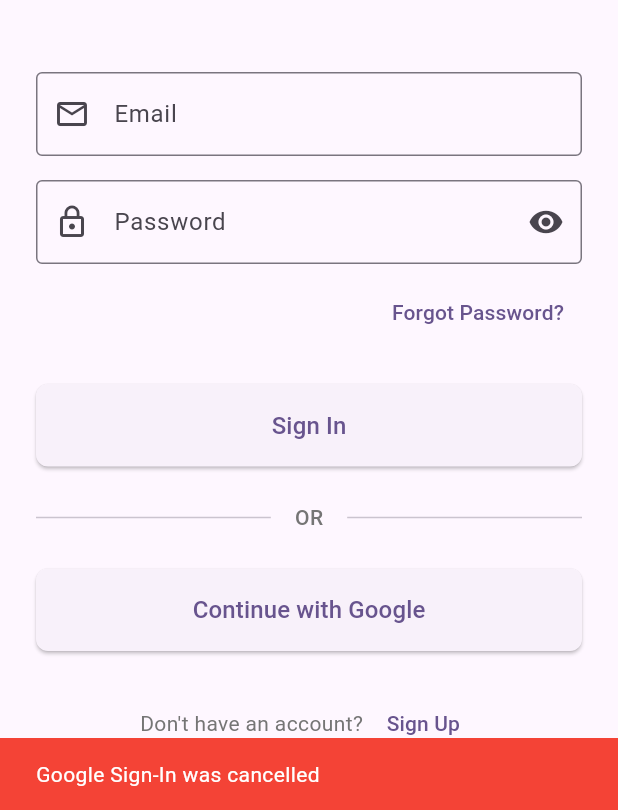
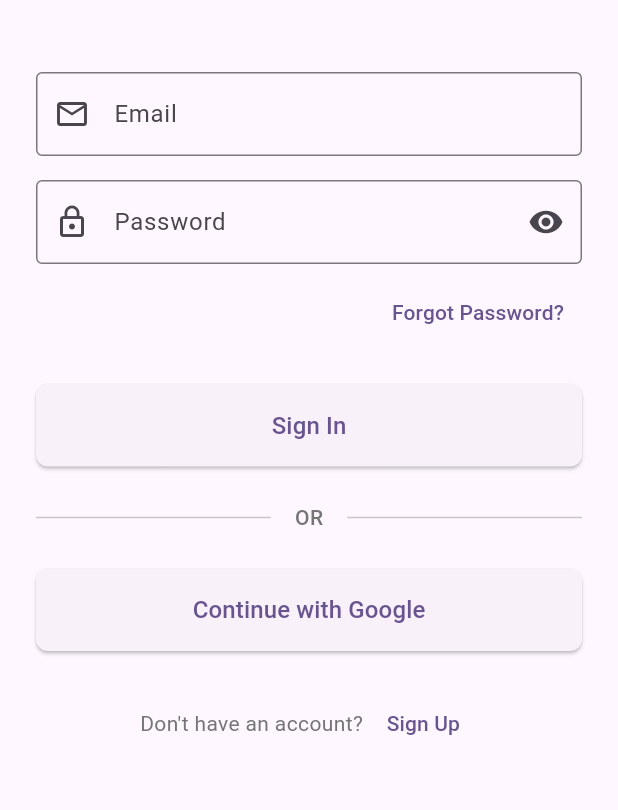
Before and after one commit to Virenvkj/todoeasy, a Flutter app: the screen it shows after launch, after a tap on "Continue with Google", on a phone screen of 412 x 824 dp, the part 426-1236 px from its top. Run offline on Flutter 3.47's test engine with Material 3 defaults, Android fonts, the phone set to English and light mode, and no system bars; our stand-ins replace cloud_firestore, firebase_auth, firebase_core, google_sign_in; accounts and stored records are empty.

Commit message:
feat: finish google sign in

```diff
--- a/lib/presentation/authentication/login_screen.dart
+++ b/lib/presentation/authentication/login_screen.dart
@@ -1,11 +1,13 @@
-import 'dart:developer';
-
+import 'package:cloud_firestore/cloud_firestore.dart';
 import 'package:firebase_auth/firebase_auth.dart';
 import 'package:flutter/material.dart';
-import 'package:flutter/services.dart';
 import 'package:google_sign_in/google_sign_in.dart';
 import 'package:todoeasy/presentation/authentication/registration_screen.dart';
+import 'package:todoeasy/presentation/home/home_screen.dart';
 import 'package:todoeasy/utils/app_constants.dart';
+import 'package:todoeasy/utils/firestore_collections.dart';
+
+import '../../models/user_details.dart';
 
 class LoginScreen extends StatefulWidget {
   const LoginScreen({super.key});
@@ -61,100 +63,50 @@ class _LoginScreenState extends State<LoginScreen> {
     });
 
     try {
-      // First, sign out any existing Google account to force account picker
-      await googleSignIn.signOut();
+      final googleUser = await googleSignIn.signIn();
 
-      // Trigger the authentication flow
-      final GoogleSignInAccount? googleUser = await googleSignIn.signIn();
-
-      // If user cancels the sign-in
       if (googleUser == null) {
         setState(() {
           _isLoading = false;
         });
-        AppConstans.showSnackBar(
-          context,
-          message: 'Google Sign-In was cancelled',
-          isSuccess: false,
-        );
         return;
       }
 
-      // Obtain the auth details from the request
-      final GoogleSignInAuthentication googleAuth = await googleUser.authentication;
+      final googleAuth = await googleUser.authentication;
 
-      // Create a new credential
       final credential = GoogleAuthProvider.credential(
         accessToken: googleAuth.accessToken,
         idToken: googleAuth.idToken,
       );
 
-      // Sign in to Firebase with the Google credential
-      await firebaseAuth.signInWithCredential(credential);
+      final userCred = await firebaseAuth.signInWithCredential(credential);
+      final firebaseUser = userCred.user;
+
+      if (firebaseUser == null) return;
+
+      await _storeUserData(
+        userDetails: UserDetails(
+          uid: firebaseUser.uid,
+          email: firebaseUser.email,
+          isGuest: false,
+          firstName: firebaseUser.displayName?.split(' ').first,
+          lastName: firebaseUser.displayName?.split(' ').last,
+        ),
+      );
 
       if (!mounted) return;
-
       AppConstans.showSnackBar(
         context,
         message: 'Google Sign-In successful!',
         isSuccess: true,
       );
-    } on FirebaseAuthException catch (e) {
-      String errorMessage;
-      switch (e.code) {
-        case 'account-exists-with-different-credential':
-          errorMessage = 'An account already exists with the same email address but different sign-in credentials.';
-          break;
-        case 'invalid-credential':
-          errorMessage = 'The credential received is malformed or has expired.';
-          break;
-        case 'operation-not-allowed':
-          errorMessage = 'Google Sign-In is not enabled for this project.';
-          break;
-        case 'user-disabled':
-          errorMessage = 'The user account has been disabled.';
-          break;
-        default:
-          errorMessage = 'Firebase Auth error: ${e.message}';
-      }
-
-      log('Firebase Auth Exception: ${e.code} - ${e.message}');
-      if (mounted) {
-        AppConstans.showSnackBar(
+      Navigator.push(
         context,
-          message: errorMessage,
-          isSuccess: false,
+        MaterialPageRoute(
+          builder: (context) => const HomeScreen(),
+        ),
       );
-      }
-    } on PlatformException catch (e) {
-      String errorMessage;
-      switch (e.code) {
-        case 'sign_in_failed':
-          errorMessage = 'Google Sign-In failed. Error details: ${e.details}. Code: ${e.code}. Message: ${e.message}';
-          break;
-        case 'sign_in_canceled':
-          errorMessage = 'Google Sign-In was cancelled.';
-          break;
-        case 'sign_in_required':
-          errorMessage = 'Google Sign-In is required.';
-          break;
-        case 'network_error':
-          errorMessage = 'Network error. Please check your connection.';
-          break;
-        default:
-          errorMessage = 'Google Sign-In error: ${e.message ?? e.code}. Details: ${e.details}';
-      }
-
-      log('Google Sign-In Platform Exception: ${e.code} - ${e.message} - Details: ${e.details}');
-      if (mounted) {
-        AppConstans.showSnackBar(
-          context,
-          message: errorMessage,
-          isSuccess: false,
-        );
-      }
     } catch (e) {
-      log('General Exception: ${e.toString()}');
       if (mounted) {
         AppConstans.showSnackBar(
           context,
@@ -169,6 +121,31 @@ class _LoginScreenState extends State<LoginScreen> {
         });
       }
     }
+  }
+
+  Future<void> _storeUserData({
+    required UserDetails userDetails,
+  }) async {
+    final firestore = FirebaseFirestore.instance;
+
+    final docRef = await firestore
+        .collection(FirestoreCollections.userCollection)
+        .doc(userDetails.uid)
+        .get();
+
+    if (docRef.exists) return;
+
+    await firestore
+        .collection(FirestoreCollections.userCollection)
+        .doc(userDetails.uid)
+        .set(
+          userDetails.toJson(),
+        );
+
+    await firestore
+        .collection(FirestoreCollections.todoListCollection)
+        .doc(userDetails.uid)
+        .set({});
   }
 
   Future<void> _handleSignIn() async {
@@ -231,7 +208,9 @@ class _LoginScreenState extends State<LoginScreen> {
   Widget build(BuildContext context) {
     return Scaffold(
       body: SafeArea(
-        child: SingleChildScrollView(
+        child: Stack(
+          children: [
+            SingleChildScrollView(
               padding: const EdgeInsets.all(24.0),
               child: Form(
                 key: _formKey,
@@ -252,7 +231,8 @@ class _LoginScreenState extends State<LoginScreen> {
                     // Welcome text
                     Text(
                       'Welcome Back',
-                  style: Theme.of(context).textTheme.headlineMedium?.copyWith(
+                      style:
+                          Theme.of(context).textTheme.headlineMedium?.copyWith(
                                 fontWeight: FontWeight.bold,
                               ),
                       textAlign: TextAlign.center,
@@ -340,13 +320,7 @@ class _LoginScreenState extends State<LoginScreen> {
                           borderRadius: BorderRadius.circular(8),
                         ),
                       ),
-                  child: _isLoading
-                      ? const SizedBox(
-                          height: 20,
-                          width: 20,
-                          child: CircularProgressIndicator(strokeWidth: 2),
-                        )
-                      : const Text(
+                      child: const Text(
                         'Sign In',
                         style: TextStyle(fontSize: 16),
                       ),
@@ -383,13 +357,7 @@ class _LoginScreenState extends State<LoginScreen> {
                           borderRadius: BorderRadius.circular(8),
                         ),
                       ),
-                  child: _isLoading
-                      ? const SizedBox(
-                          height: 20,
-                          width: 20,
-                          child: CircularProgressIndicator(strokeWidth: 2),
-                        )
-                      : const Text(
+                      child: const Text(
                         'Continue with Google',
                         style: TextStyle(fontSize: 16),
                       ),
@@ -415,6 +383,17 @@ class _LoginScreenState extends State<LoginScreen> {
                 ),
               ),
             ),
+            Visibility(
+              visible: _isLoading,
+              child: ColoredBox(
+                color: Colors.black.withOpacity(0.3),
+                child: const Center(
+                  child: CircularProgressIndicator(),
+                ),
+              ),
+            ),
+          ],
+        ),
       ),
     );
   }
--- a/lib/presentation/home/profile_screen.dart
+++ b/lib/presentation/home/profile_screen.dart
@@ -1,6 +1,7 @@
 import 'package:cloud_firestore/cloud_firestore.dart';
 import 'package:firebase_auth/firebase_auth.dart';
 import 'package:flutter/material.dart';
+import 'package:google_sign_in/google_sign_in.dart';
 import 'package:todoeasy/models/user_details.dart';
 import 'package:todoeasy/presentation/authentication/login_screen.dart';
 import 'package:todoeasy/utils/app_constants.dart';
@@ -21,6 +22,7 @@ class _ProfileScreenState extends State<ProfileScreen> {
   late TextEditingController firstNameController;
   late TextEditingController lastNameController;
   final currentUser = FirebaseAuth.instance.currentUser;
+  final googleSignIn = GoogleSignIn();
 
   Future<void> fetchUserProfile() async {
     setState(() {
@@ -51,36 +53,6 @@ class _ProfileScreenState extends State<ProfileScreen> {
     }
   }
 
-  /// Approch #1
-  // Future<void> _saveProfile() async {
-  //   final firestore = FirebaseFirestore.instance;
-
-  //   await firestore
-  //       .collection(FirestoreCollections.userCollection)
-  //       .doc(currentUser?.uid)
-  //       .update({
-  //         'firstName' : firstNameController.text.trim(),
-  //         'lastName' : lastNameController.text.trim(),
-  //       });
-  // }
-
-  /// Approach #2
-  // Future<void> _saveProfile() async {
-  //   final firestore = FirebaseFirestore.instance;
-  //   final newUserProfile = currentUserDetails?.copyWith(
-  //     firstName: firstNameController.text.trim(),
-  //     lastName: lastNameController.text.trim(),
-  //   );
-
-  //   if (newUserProfile == null) return;
-
-  //   await firestore
-  //       .collection(FirestoreCollections.userCollection)
-  //       .doc(currentUser?.uid)
-  //       .update(newUserProfile.profileNameToJson());
-  // }
-
-  /// Approach #3
   Future<void> _saveProfile() async {
     setState(() {
       _isLoading = true;
@@ -108,6 +80,7 @@ class _ProfileScreenState extends State<ProfileScreen> {
   Future<void> _logout() async {
     try {
       await FirebaseAuth.instance.signOut();
+      await googleSignIn.signOut();
 
       if (!mounted) return;
       Navigator.of(context).pushAndRemoveUntil(
```
Lines whose indentation alone changed are shown as unchanged.
